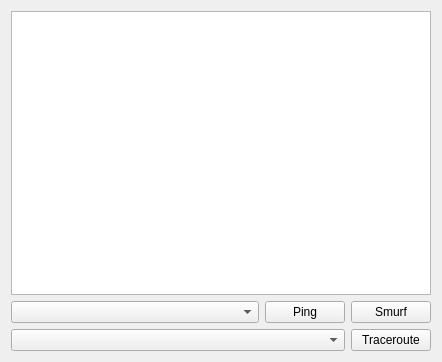
Above: SPOLKS_Lab_5/Widget.ui from Lexanni/spolks before the change. Below: the same form after it.
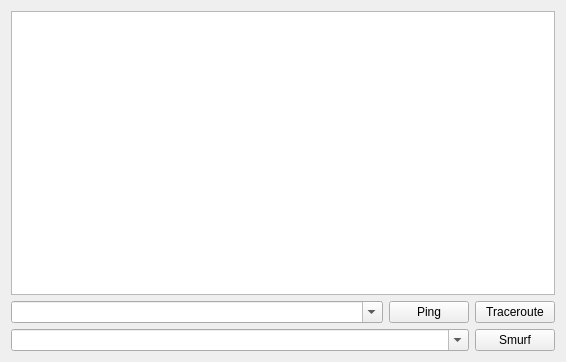
That is the form after the change.

What changed in the file:
```diff
--- a/SPOLKS_Lab_5/Widget.ui
+++ b/SPOLKS_Lab_5/Widget.ui
@@ -6,7 +6,7 @@
    <rect>
     <x>0</x>
     <y>0</y>
-    <width>442</width>
+    <width>566</width>
     <height>362</height>
    </rect>
   </property>
@@ -27,6 +27,9 @@
          <verstretch>0</verstretch>
         </sizepolicy>
        </property>
+       <property name="editable">
+        <bool>true</bool>
+       </property>
       </widget>
      </item>
      <item>
@@ -37,27 +40,6 @@
       </widget>
      </item>
      <item>
-      <widget class="QPushButton" name="pushButton_2">
-       <property name="text">
-        <string>Smurf</string>
-       </property>
-      </widget>
-     </item>
-    </layout>
-   </item>
-   <item>
-    <layout class="QHBoxLayout" name="horizontalLayout_5">
-     <item>
-      <widget class="QComboBox" name="comboBox">
-       <property name="sizePolicy">
-        <sizepolicy hsizetype="MinimumExpanding" vsizetype="Fixed">
-         <horstretch>0</horstretch>
-         <verstretch>0</verstretch>
-        </sizepolicy>
-       </property>
-      </widget>
-     </item>
-     <item>
       <widget class="QPushButton" name="pbTraceroute">
        <property name="text">
         <string>Traceroute</string>
@@ -66,6 +48,30 @@
      </item>
     </layout>
    </item>
+   <item>
+    <layout class="QHBoxLayout" name="horizontalLayout_5">
+     <item>
+      <widget class="QComboBox" name="cbVictimAddress">
+       <property name="sizePolicy">
+        <sizepolicy hsizetype="MinimumExpanding" vsizetype="Fixed">
+         <horstretch>0</horstretch>
+         <verstretch>0</verstretch>
+        </sizepolicy>
+       </property>
+       <property name="editable">
+        <bool>true</bool>
+       </property>
+      </widget>
+     </item>
+     <item>
+      <widget class="QPushButton" name="pbSmurf">
+       <property name="text">
+        <string>Smurf</string>
+       </property>
+      </widget>
+     </item>
+    </layout>
+   </item>
   </layout>
  </widget>
  <layoutdefault spacing="6" margin="11"/>
```
Left out of the diff: 2 changed lines with no effect on the pictures.
